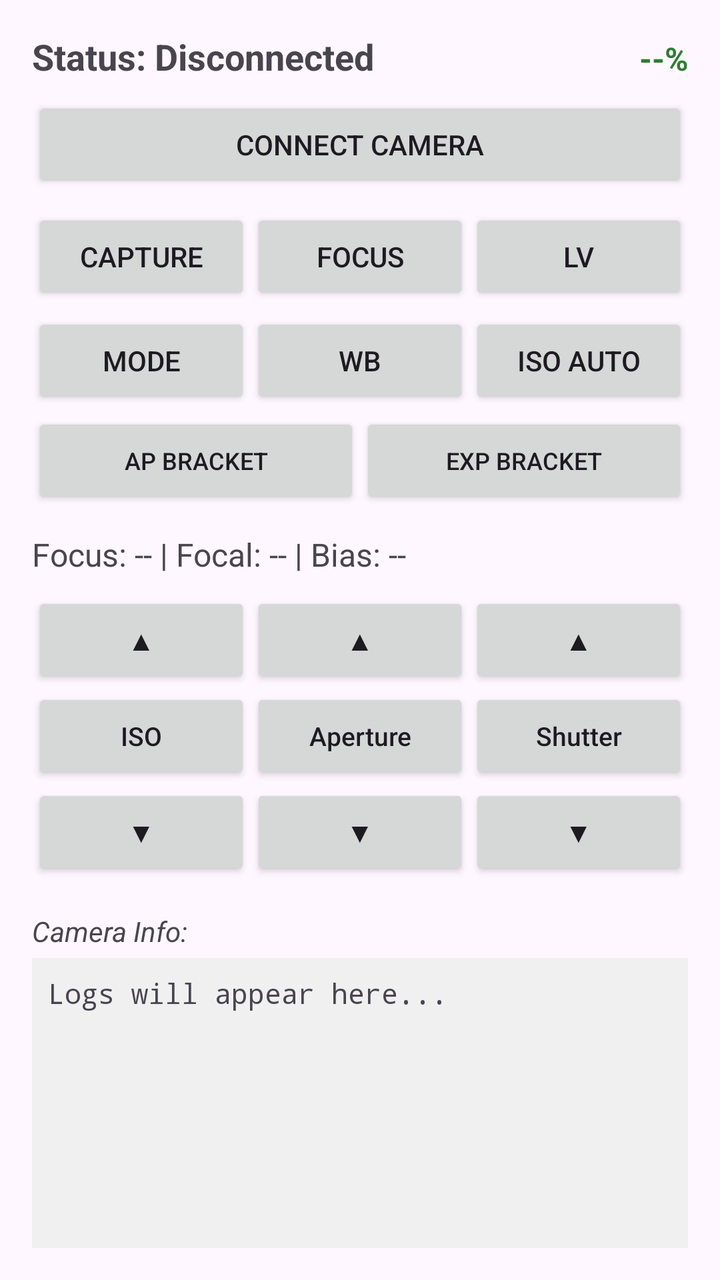
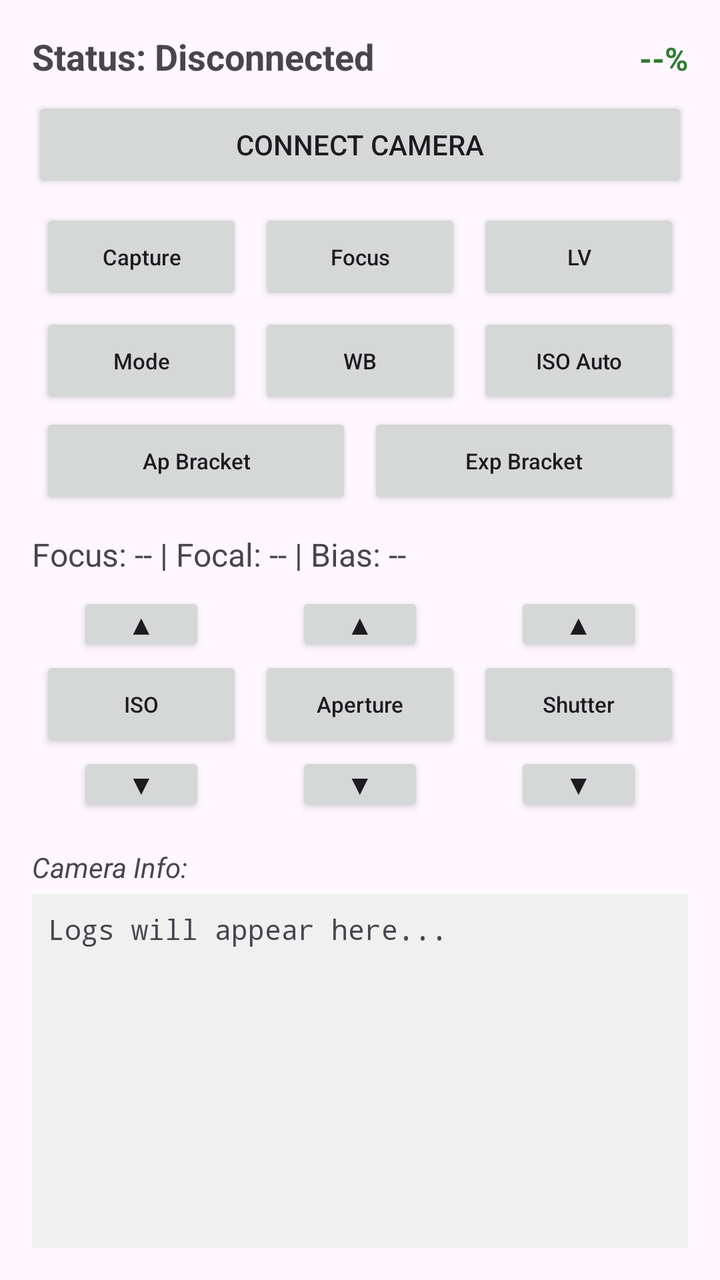

Before-and-after screenshots of an Android layout around one commit, followed by the original layout XML and the change that was made.
<!-- AndroidManifest.xml: application theme Theme.NikonD300Controller -->
<!-- res/layout/activity_main.xml -->
<?xml version="1.0" encoding="utf-8"?>
<androidx.constraintlayout.widget.ConstraintLayout xmlns:android="http://schemas.android.com/apk/res/android"
    xmlns:app="http://schemas.android.com/apk/res-auto"
    xmlns:tools="http://schemas.android.com/tools"
    android:id="@+id/main"
    android:layout_width="match_parent"
    android:layout_height="match_parent"
    tools:context=".MainActivity">

    <LinearLayout
        android:layout_width="match_parent"
        android:layout_height="match_parent"
        android:orientation="vertical"
        android:padding="16dp">

        <LinearLayout
            android:layout_width="match_parent"
            android:layout_height="wrap_content"
            android:orientation="horizontal">
            <TextView
                android:id="@+id/statusText"
                android:layout_width="0dp"
                android:layout_height="wrap_content"
                android:layout_weight="1"
                android:text="@string/status_disconnected"
                android:textSize="18sp"
                android:textStyle="bold" />
            <TextView
                android:id="@+id/batteryText"
                android:layout_width="wrap_content"
                android:layout_height="wrap_content"
                android:text="--%"
                android:textSize="16sp"
                android:textStyle="bold"
                android:textColor="#2E7D32" />
        </LinearLayout>

        <Button
            android:id="@+id/connectButton"
            android:layout_width="match_parent"
            android:layout_height="wrap_content"
            android:layout_marginTop="8dp"
            android:text="@string/btn_connect" />

        <LinearLayout
            android:layout_width="match_parent"
            android:layout_height="wrap_content"
            android:orientation="horizontal"
            android:layout_marginTop="8dp">

            <Button
                android:id="@+id/captureButton"
                android:layout_width="0dp"
                android:layout_height="wrap_content"
                android:layout_weight="1"
                android:text="Capture" />

            <Button
                android:id="@+id/focusButton"
                android:layout_width="0dp"
                android:layout_height="wrap_content"
                android:layout_weight="1"
                android:text="Focus" />

            <Button
                android:id="@+id/liveViewButton"
                android:layout_width="0dp"
                android:layout_height="wrap_content"
                android:layout_weight="1"
                android:text="LV" />
        </LinearLayout>

        <LinearLayout
            android:layout_width="match_parent"
            android:layout_height="wrap_content"
            android:orientation="horizontal"
            android:layout_marginTop="4dp">

            <Button
                android:id="@+id/modeButton"
                android:layout_width="0dp"
                android:layout_height="wrap_content"
                android:layout_weight="1"
                android:text="Mode" />

            <Button
                android:id="@+id/wbButton"
                android:layout_width="0dp"
                android:layout_height="wrap_content"
                android:layout_weight="1"
                android:text="WB" />

            <Button
                android:id="@+id/isoAutoButton"
                android:layout_width="0dp"
                android:layout_height="wrap_content"
                android:layout_weight="1"
                android:text="ISO Auto" />
        </LinearLayout>

        <LinearLayout
            android:layout_width="match_parent"
            android:layout_height="wrap_content"
            android:orientation="horizontal"
            android:layout_marginTop="2dp">

            <Button
                android:id="@+id/apBracketingButton"
                android:layout_width="0dp"
                android:layout_height="wrap_content"
                android:layout_weight="1"
                android:textSize="12sp"
                android:text="Ap Bracket" />

            <Button
                android:id="@+id/expBracketingButton"
                android:layout_width="0dp"
                android:layout_height="wrap_content"
                android:layout_weight="1"
                android:textSize="12sp"
                android:text="Exp Bracket" />
        </LinearLayout>

        <TextView
            android:id="@+id/propText"
            android:layout_width="match_parent"
            android:layout_height="wrap_content"
            android:layout_marginTop="12dp"
            android:text="Focus: -- | Focal: -- | Bias: --"
            android:textSize="16sp" />

        <LinearLayout
            android:layout_width="match_parent"
            android:layout_height="wrap_content"
            android:orientation="horizontal"
            android:layout_marginTop="8dp">

            
            <LinearLayout
                android:layout_width="0dp"
                android:layout_height="wrap_content"
                android:layout_weight="1"
                android:orientation="vertical"
                android:gravity="center">
                <Button
                    android:id="@+id/isoUpButton"
                    android:layout_width="match_parent"
                    android:layout_height="wrap_content"
                    android:padding="2dp"
                    android:text="▲" />
                <Button
                    android:id="@+id/isoButton"
                    android:layout_width="match_parent"
                    android:layout_height="wrap_content"
                    android:padding="2dp"
                    android:textSize="13sp"
                    android:textAllCaps="false"
                    android:text="ISO" />
                <Button
                    android:id="@+id/isoDownButton"
                    android:layout_width="match_parent"
                    android:layout_height="wrap_content"
                    android:padding="2dp"
                    android:text="▼" />
            </LinearLayout>

            
            <LinearLayout
                android:layout_width="0dp"
                android:layout_height="wrap_content"
                android:layout_weight="1"
                android:orientation="vertical"
                android:gravity="center">
                <Button
                    android:id="@+id/apertureUpButton"
                    android:layout_width="match_parent"
                    android:layout_height="wrap_content"
                    android:padding="2dp"
                    android:text="▲" />
                <Button
                    android:id="@+id/apertureButton"
                    android:layout_width="match_parent"
                    android:layout_height="wrap_content"
                    android:padding="2dp"
                    android:textSize="13sp"
                    android:textAllCaps="false"
                    android:text="Aperture" />
                <Button
                    android:id="@+id/apertureDownButton"
                    android:layout_width="match_parent"
                    android:layout_height="wrap_content"
                    android:padding="2dp"
                    android:text="▼" />
            </LinearLayout>

            
            <LinearLayout
                android:layout_width="0dp"
                android:layout_height="wrap_content"
                android:layout_weight="1"
                android:orientation="vertical"
                android:gravity="center">
                <Button
                    android:id="@+id/shutterUpButton"
                    android:layout_width="match_parent"
                    android:layout_height="wrap_content"
                    android:padding="2dp"
                    android:text="▲" />
                <Button
                    android:id="@+id/shutterButton"
                    android:layout_width="match_parent"
                    android:layout_height="wrap_content"
                    android:padding="2dp"
                    android:textSize="13sp"
                    android:textAllCaps="false"
                    android:text="Shutter" />
                <Button
                    android:id="@+id/shutterDownButton"
                    android:layout_width="match_parent"
                    android:layout_height="wrap_content"
                    android:padding="2dp"
                    android:text="▼" />
            </LinearLayout>
        </LinearLayout>

        <TextView
            android:layout_width="match_parent"
            android:layout_height="wrap_content"
            android:layout_marginTop="16dp"
            android:text="@string/info_label"
            android:textStyle="italic" />

        <ScrollView
            android:layout_width="match_parent"
            android:layout_height="0dp"
            android:layout_weight="1"
            android:layout_marginTop="4dp"
            android:background="#F0F0F0"
            android:padding="8dp">

            <TextView
                android:id="@+id/infoText"
                android:layout_width="match_parent"
                android:layout_height="wrap_content"
                android:fontFamily="monospace"
                android:text="Logs will appear here..." />
        </ScrollView>

    </LinearLayout>

</androidx.constraintlayout.widget.ConstraintLayout>
<!-- resources referenced by this layout -->
<resources>
  <string name="btn_connect">Connect Camera</string>
  <string name="info_label">Camera Info:</string>
  <string name="status_disconnected">Status: Disconnected</string>
  <style name="Theme.NikonD300Controller" parent="Base.Theme.NikonD300Controller" />
  <style name="Base.Theme.NikonD300Controller" parent="Theme.Material3.DayNight.NoActionBar">
          
          
      </style>
</resources>

<!-- the commit's change to res/layout/activity_main.xml (unified diff, before → after) -->
@@ -53,6 +53,9 @@
                 android:layout_width="0dp"
                 android:layout_height="wrap_content"
                 android:layout_weight="1"
+                android:layout_marginHorizontal="4dp"
+                android:textSize="11sp"
+                android:textAllCaps="false"
                 android:text="Capture" />
 
             <Button
@@ -60,6 +63,9 @@
                 android:layout_width="0dp"
                 android:layout_height="wrap_content"
                 android:layout_weight="1"
+                android:layout_marginHorizontal="4dp"
+                android:textSize="11sp"
+                android:textAllCaps="false"
                 android:text="Focus" />
 
             <Button
@@ -67,6 +73,9 @@
                 android:layout_width="0dp"
                 android:layout_height="wrap_content"
                 android:layout_weight="1"
+                android:layout_marginHorizontal="4dp"
+                android:textSize="11sp"
+                android:textAllCaps="false"
                 android:text="LV" />
         </LinearLayout>
 
@@ -81,6 +90,9 @@
                 android:layout_width="0dp"
                 android:layout_height="wrap_content"
                 android:layout_weight="1"
+                android:layout_marginHorizontal="4dp"
+                android:textSize="11sp"
+                android:textAllCaps="false"
                 android:text="Mode" />
 
             <Button
@@ -88,6 +100,9 @@
                 android:layout_width="0dp"
                 android:layout_height="wrap_content"
                 android:layout_weight="1"
+                android:layout_marginHorizontal="4dp"
+                android:textSize="11sp"
+                android:textAllCaps="false"
                 android:text="WB" />
 
             <Button
@@ -95,6 +110,9 @@
                 android:layout_width="0dp"
                 android:layout_height="wrap_content"
                 android:layout_weight="1"
+                android:layout_marginHorizontal="4dp"
+                android:textSize="11sp"
+                android:textAllCaps="false"
                 android:text="ISO Auto" />
         </LinearLayout>
 
@@ -109,7 +127,9 @@
                 android:layout_width="0dp"
                 android:layout_height="wrap_content"
                 android:layout_weight="1"
-                android:textSize="12sp"
+                android:layout_marginHorizontal="4dp"
+                android:textSize="11sp"
+                android:textAllCaps="false"
                 android:text="Ap Bracket" />
 
             <Button
@@ -117,7 +137,9 @@
                 android:layout_width="0dp"
                 android:layout_height="wrap_content"
                 android:layout_weight="1"
-                android:textSize="12sp"
+                android:layout_marginHorizontal="4dp"
+                android:textSize="11sp"
+                android:textAllCaps="false"
                 android:text="Exp Bracket" />
         </LinearLayout>
 
@@ -141,26 +163,37 @@
                 android:layout_height="wrap_content"
                 android:layout_weight="1"
                 android:orientation="vertical"
-                android:gravity="center">
+                android:gravity="center"
+                android:layout_marginHorizontal="4dp">
                 <Button
                     android:id="@+id/isoUpButton"
-                    android:layout_width="match_parent"
-                    android:layout_height="wrap_content"
-                    android:padding="2dp"
+                    android:layout_width="64dp"
+                    android:layout_height="32dp"
+                    android:layout_gravity="center_horizontal"
+                    android:minHeight="0dp"
+                    android:minWidth="0dp"
+                    android:insetTop="0dp"
+                    android:insetBottom="0dp"
+                    android:padding="0dp"
                     android:text="▲" />
                 <Button
                     android:id="@+id/isoButton"
                     android:layout_width="match_parent"
                     android:layout_height="wrap_content"
                     android:padding="2dp"
-                    android:textSize="13sp"
+                    android:textSize="11sp"
                     android:textAllCaps="false"
                     android:text="ISO" />
                 <Button
                     android:id="@+id/isoDownButton"
-                    android:layout_width="match_parent"
-                    android:layout_height="wrap_content"
-                    android:padding="2dp"
+                    android:layout_width="64dp"
+                    android:layout_height="32dp"
+                    android:layout_gravity="center_horizontal"
+                    android:minHeight="0dp"
+                    android:minWidth="0dp"
+                    android:insetTop="0dp"
+                    android:insetBottom="0dp"
+                    android:padding="0dp"
                     android:text="▼" />
             </LinearLayout>
 
@@ -170,26 +203,37 @@
                 android:layout_height="wrap_content"
                 android:layout_weight="1"
                 android:orientation="vertical"
-                android:gravity="center">
+                android:gravity="center"
+                android:layout_marginHorizontal="4dp">
                 <Button
                     android:id="@+id/apertureUpButton"
-                    android:layout_width="match_parent"
-                    android:layout_height="wrap_content"
-                    android:padding="2dp"
+                    android:layout_width="64dp"
+                    android:layout_height="32dp"
+                    android:layout_gravity="center_horizontal"
+                    android:minHeight="0dp"
+                    android:minWidth="0dp"
+                    android:insetTop="0dp"
+                    android:insetBottom="0dp"
+                    android:padding="0dp"
                     android:text="▲" />
                 <Button
                     android:id="@+id/apertureButton"
                     android:layout_width="match_parent"
                     android:layout_height="wrap_content"
                     android:padding="2dp"
-                    android:textSize="13sp"
+                    android:textSize="11sp"
                     android:textAllCaps="false"
                     android:text="Aperture" />
                 <Button
                     android:id="@+id/apertureDownButton"
-                    android:layout_width="match_parent"
-                    android:layout_height="wrap_content"
-                    android:padding="2dp"
+                    android:layout_width="64dp"
+                    android:layout_height="32dp"
+                    android:layout_gravity="center_horizontal"
+                    android:minHeight="0dp"
+                    android:minWidth="0dp"
+                    android:insetTop="0dp"
+                    android:insetBottom="0dp"
+                    android:padding="0dp"
                     android:text="▼" />
             </LinearLayout>
 
@@ -199,26 +243,37 @@
                 android:layout_height="wrap_content"
                 android:layout_weight="1"
                 android:orientation="vertical"
-                android:gravity="center">
+                android:gravity="center"
+                android:layout_marginHorizontal="4dp">
                 <Button
                     android:id="@+id/shutterUpButton"
-                    android:layout_width="match_parent"
-                    android:layout_height="wrap_content"
-                    android:padding="2dp"
+                    android:layout_width="64dp"
+                    android:layout_height="32dp"
+                    android:layout_gravity="center_horizontal"
+                    android:minHeight="0dp"
+                    android:minWidth="0dp"
+                    android:insetTop="0dp"
+                    android:insetBottom="0dp"
+                    android:padding="0dp"
                     android:text="▲" />
                 <Button
                     android:id="@+id/shutterButton"
                     android:layout_width="match_parent"
                     android:layout_height="wrap_content"
                     android:padding="2dp"
-                    android:textSize="13sp"
+                    android:textSize="11sp"
                     android:textAllCaps="false"
                     android:text="Shutter" />
                 <Button
                     android:id="@+id/shutterDownButton"
-                    android:layout_width="match_parent"
-                    android:layout_height="wrap_content"
-                    android:padding="2dp"
+                    android:layout_width="64dp"
+                    android:layout_height="32dp"
+                    android:layout_gravity="center_horizontal"
+                    android:minHeight="0dp"
+                    android:minWidth="0dp"
+                    android:insetTop="0dp"
+                    android:insetBottom="0dp"
+                    android:padding="0dp"
                     android:text="▼" />
             </LinearLayout>
         </LinearLayout>
